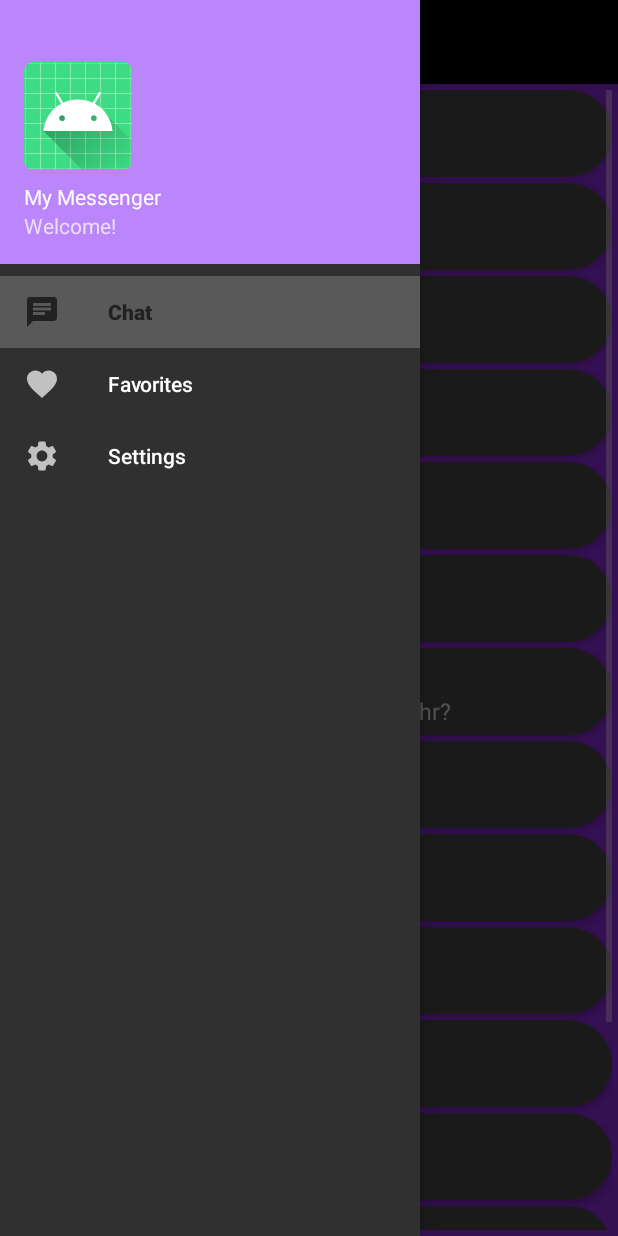
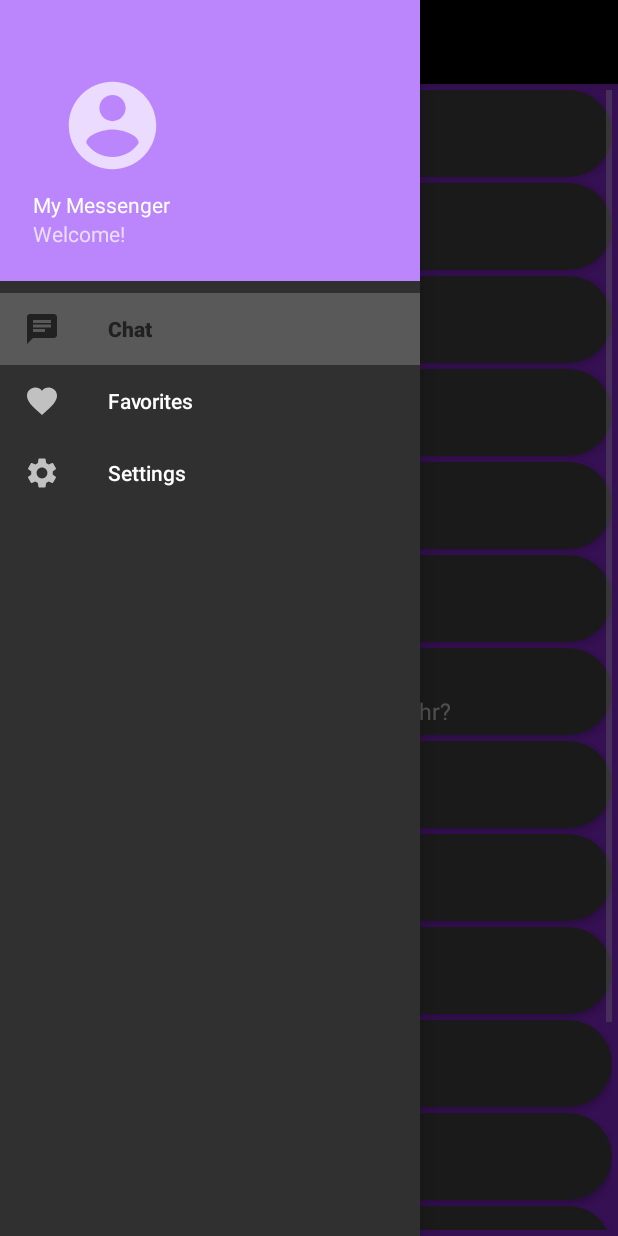
Before and after one commit to OmarSaiyajin/MyMessenger, an Android app: the screen it shows after launch (MainActivity), with the side drawer open, on a phone screen of 412 x 824 dp. Run offline under Robolectric (Android 15) with nearby library versions, the phone set to English and light mode, and no system bars.

Commit message:
Finished BA

```diff
--- a/app/src/main/java/com/example/navigation/AdapterExample.java
+++ b/app/src/main/java/com/example/navigation/Adapter.java
@@ -10,8 +10,8 @@ import androidx.recyclerview.widget.RecyclerView;
 
 import java.util.ArrayList;
 
-public class AdapterExample extends RecyclerView.Adapter<AdapterExample.ViewHolderExample> {
-    private ArrayList<ItemExample> itemExamples;
+public class Adapter extends RecyclerView.Adapter<Adapter.ViewHolderExample> {
+    private ArrayList<Items> items;
 
     public static class ViewHolderExample extends RecyclerView.ViewHolder{
         public ImageView mImageView;
@@ -26,8 +26,8 @@ public class AdapterExample extends RecyclerView.Adapter<AdapterExample.ViewHold
         }
     }
 
-    public AdapterExample(ArrayList<ItemExample> exampleList){
-        itemExamples = exampleList;
+    public Adapter(ArrayList<Items> exampleList){
+        items = exampleList;
     }
 
     @Override
@@ -39,17 +39,17 @@ public class AdapterExample extends RecyclerView.Adapter<AdapterExample.ViewHold
 
     @Override
     public void onBindViewHolder(ViewHolderExample holder, int position) {
-        ItemExample currentItem = itemExamples.get(position);
+        Items currentItem = items.get(position);
 
-        holder.mImageView.setImageResource(currentItem.getmImageResource());
-        holder.mTextView1.setText(currentItem.getmText1());
-        holder.mTextView2.setText(currentItem.getmText2());
+        holder.mImageView.setImageResource(currentItem.getImageRes());
+        holder.mTextView1.setText(currentItem.getChatName());
+        holder.mTextView2.setText(currentItem.getMessage());
 
     }
 
     @Override
     public int getItemCount() {
-        return itemExamples.size();
+        return items.size();
     }
 
 
--- a/app/src/main/java/com/example/navigation/ItemExample.java
+++ /dev/null
@@ -1,25 +0,0 @@
-package com.example.navigation;
-
-public class ItemExample {
-    private int mImageResource;
-    private String mText1;
-    private String mText2;
-
-    public ItemExample(int mImageResource, String mText1, String mText2) {
-        this.mImageResource = mImageResource;
-        this.mText1 = mText1;
-        this.mText2 = mText2;
-    }
-
-    public int getmImageResource() {
-        return mImageResource;
-    }
-
-    public String getmText1() {
-        return mText1;
-    }
-
-    public String getmText2() {
-        return mText2;
-    }
-}
--- /dev/null
+++ b/app/src/main/java/com/example/navigation/Items.java
@@ -0,0 +1,25 @@
+package com.example.navigation;
+
+public class Items {
+    private int imageRes;
+    private String chatName;
+    private String message;
+
+    public Items(int imageRes, String chatName, String message) {
+        this.imageRes = imageRes;
+        this.chatName = chatName;
+        this.message = message;
+    }
+
+    public int getImageRes() {
+        return imageRes;
+    }
+
+    public String getChatName() {
+        return chatName;
+    }
+
+    public String getMessage() {
+        return message;
+    }
+}
--- a/app/src/main/java/com/example/navigation/fragments/ChatFragment.java
+++ b/app/src/main/java/com/example/navigation/fragments/ChatFragment.java
@@ -12,16 +12,11 @@ import androidx.fragment.app.Fragment;
 import androidx.recyclerview.widget.LinearLayoutManager;
 import androidx.recyclerview.widget.RecyclerView;
 
-import com.example.navigation.AdapterExample;
-import com.example.navigation.ItemExample;
+import com.example.navigation.Adapter;
+import com.example.navigation.Items;
 import com.example.navigation.R;
-import com.example.navigation.server.Chat;
-import com.example.navigation.server.Message;
-import com.example.navigation.server.User;
-import com.example.navigation.services.ChatService;
 
 import java.util.ArrayList;
-import java.util.List;
 
 public class ChatFragment extends Fragment {
 
@@ -35,12 +30,12 @@ public class ChatFragment extends Fragment {
     public View onCreateView(LayoutInflater inflater, ViewGroup container, Bundle savedInstanceState) {
         View rootview =  inflater.inflate(R.layout.fragment_chat, container, false);
 
-        ArrayList<ItemExample> itemExamples = new ArrayList<>();
+        ArrayList<Items> items = new ArrayList<>();
 
         recyclerView = rootview.findViewById(R.id.recylerview);
         recyclerView.setHasFixedSize(true);
         layoutManager = new LinearLayoutManager(this.getActivity());
-        adapter = new AdapterExample(itemExamples);
+        adapter = new Adapter(items);
         recyclerView.setLayoutManager(layoutManager);
         recyclerView.setAdapter(adapter);
 
@@ -79,21 +74,21 @@ public class ChatFragment extends Fragment {
 //        chatService.sendChatMessage(myChats.get(0).getId(), new Message("Hallo", martin, true));
 //        chatService.sendChatMessage(myChats.get(0).getId(), new Message("Was", martin, true));
 
-        itemExamples.add(new ItemExample(R.drawable.ic_android, "Chat " + getString(R.string.with) + " Cristiano","Hey"));
-        itemExamples.add(new ItemExample(R.drawable.ic_accessible, "Chat " + getString(R.string.with) + " Max", "Was geht?"));
-        itemExamples.add(new ItemExample(R.drawable.ic_child_care, "Chat " + getString(R.string.with) + " Robin", "wow..."));
-        itemExamples.add(new ItemExample(R.drawable.ic_accessible, "Chat " + getString(R.string.with) + " Lucy", "Ich verstehe nichts."));
-        itemExamples.add(new ItemExample(R.drawable.ic_child_care, "Chat " + getString(R.string.with) + " Anna", "Ruf mich an"));
-        itemExamples.add(new ItemExample(R.drawable.ic_accessible, "Chat " + getString(R.string.with) + " Chris", "Hallo???"));
-        itemExamples.add(new ItemExample(R.drawable.ic_child_care, "Chat " + getString(R.string.with) + " Justin", "Warum antwortest du nicht mehr?"));
-        itemExamples.add(new ItemExample(R.drawable.ic_accessible, "Chat " + getString(R.string.with) + " Thomas", "Too."));
-        itemExamples.add(new ItemExample(R.drawable.ic_child_care, "Chat " + getString(R.string.with) + " Alex", ":)"));
-        itemExamples.add(new ItemExample(R.drawable.ic_accessible, "Chat " + getString(R.string.with) + " Flo", "ok"));
-        itemExamples.add(new ItemExample(R.drawable.ic_child_care, "Chat " + getString(R.string.with) + " Ralf", "Whats's up Homeboy?"));
-        itemExamples.add(new ItemExample(R.drawable.ic_accessible, "Chat " + getString(R.string.with) + " Barbara", "Ciao"));
-        itemExamples.add(new ItemExample(R.drawable.ic_child_care, "Chat " + getString(R.string.with) + " Laura", "Ruf mich nicht mehr an"));
-        itemExamples.add(new ItemExample(R.drawable.ic_accessible, "Chat " + getString(R.string.with) + " Samuel", "Alles klar"));
-        itemExamples.add(new ItemExample(R.drawable.ic_child_care, "Chat " + getString(R.string.with) + " Jenny", "!"));
+        items.add(new Items(R.drawable.ic_android, "Chat " + getString(R.string.with) + " Cristiano","Hey"));
+        items.add(new Items(R.drawable.ic_accessible, "Chat " + getString(R.string.with) + " Max", "Was geht?"));
+        items.add(new Items(R.drawable.ic_child_care, "Chat " + getString(R.string.with) + " Robin", "wow..."));
+        items.add(new Items(R.drawable.ic_accessible, "Chat " + getString(R.string.with) + " Lucy", "Ich verstehe nichts."));
+        items.add(new Items(R.drawable.ic_child_care, "Chat " + getString(R.string.with) + " Anna", "Ruf mich an"));
+        items.add(new Items(R.drawable.ic_accessible, "Chat " + getString(R.string.with) + " Chris", "Hallo???"));
+        items.add(new Items(R.drawable.ic_child_care, "Chat " + getString(R.string.with) + " Justin", "Warum antwortest du nicht mehr?"));
+        items.add(new Items(R.drawable.ic_accessible, "Chat " + getString(R.string.with) + " Thomas", "Too."));
+        items.add(new Items(R.drawable.ic_child_care, "Chat " + getString(R.string.with) + " Alex", ":)"));
+        items.add(new Items(R.drawable.ic_accessible, "Chat " + getString(R.string.with) + " Flo", "ok"));
+        items.add(new Items(R.drawable.ic_child_care, "Chat " + getString(R.string.with) + " Ralf", "Whats's up Homeboy?"));
+        items.add(new Items(R.drawable.ic_accessible, "Chat " + getString(R.string.with) + " Barbara", "Ciao"));
+        items.add(new Items(R.drawable.ic_child_care, "Chat " + getString(R.string.with) + " Laura", "Ruf mich nicht mehr an"));
+        items.add(new Items(R.drawable.ic_accessible, "Chat " + getString(R.string.with) + " Samuel", "Alles klar"));
+        items.add(new Items(R.drawable.ic_child_care, "Chat " + getString(R.string.with) + " Jenny", "!"));
 
         return rootview;
     }
--- a/app/src/main/java/com/example/navigation/fragments/FavoriteFragment.java
+++ b/app/src/main/java/com/example/navigation/fragments/FavoriteFragment.java
@@ -12,8 +12,8 @@ import androidx.fragment.app.Fragment;
 import androidx.recyclerview.widget.LinearLayoutManager;
 import androidx.recyclerview.widget.RecyclerView;
 
-import com.example.navigation.AdapterExample;
-import com.example.navigation.ItemExample;
+import com.example.navigation.Adapter;
+import com.example.navigation.Items;
 import com.example.navigation.R;
 import com.example.navigation.server.Chat;
 import com.example.navigation.server.Message;
@@ -35,12 +35,12 @@ public class FavoriteFragment extends Fragment {
     public View onCreateView(LayoutInflater inflater, ViewGroup container, Bundle savedInstanceState) {
         View rootview = inflater.inflate(R.layout.fragment_favorite, container, false);
 
-        ArrayList<ItemExample> itemExamples = new ArrayList<>();
+        ArrayList<Items> items = new ArrayList<>();
 
         recyclerView = rootview.findViewById(R.id.recylerview);
         recyclerView.setHasFixedSize(true);
         layoutManager = new LinearLayoutManager(this.getActivity());
-        adapter = new AdapterExample(itemExamples);
+        adapter = new Adapter(items);
         recyclerView.setLayoutManager(layoutManager);
         recyclerView.setAdapter(adapter);
 
@@ -63,7 +63,7 @@ public class FavoriteFragment extends Fragment {
         List<Chat> myChats = chatService.getAllChatsForUser(martin);
         chatService.sendChatMessage(myChats.get(0).getId(), new Message("Hallo", martin, true));
 
-        itemExamples.add((new ItemExample(R.drawable.ic_android, myChats.get(0).getName(), myChats.get(0).getMessages().get(0).getMessage())));
+        items.add((new Items(R.drawable.ic_android, myChats.get(0).getName(), myChats.get(0).getMessages().get(0).getMessage())));
         return rootview;
     }
 }
--- a/app/src/main/java/com/example/navigation/fragments/SettingFragment.java
+++ b/app/src/main/java/com/example/navigation/fragments/SettingFragment.java
@@ -17,7 +17,7 @@ import androidx.fragment.app.Fragment;
 import com.example.navigation.LanguageManager;
 import com.example.navigation.R;
 
-public class SettingFragment extends Fragment{
+public class SettingFragment extends Fragment {
 
     @Nullable
 
--- /dev/null
+++ b/app/src/main/res/drawable/ic_account.xml
@@ -0,0 +1,10 @@
+<vector xmlns:android="http://schemas.android.com/apk/res/android"
+    android:width="24dp"
+    android:height="24dp"
+    android:viewportWidth="24"
+    android:viewportHeight="24"
+    android:tint="?attr/colorControlNormal">
+  <path
+      android:fillColor="@android:color/white"
+      android:pathData="M12,2C6.48,2 2,6.48 2,12s4.48,10 10,10 10,-4.48 10,-10S17.52,2 12,2zM12,5c1.66,0 3,1.34 3,3s-1.34,3 -3,3 -3,-1.34 -3,-3 1.34,-3 3,-3zM12,19.2c-2.5,0 -4.71,-1.28 -6,-3.22 0.03,-1.99 4,-3.08 6,-3.08 1.99,0 5.97,1.09 6,3.08 -1.29,1.94 -3.5,3.22 -6,3.22z"/>
+</vector>
--- a/app/src/main/res/layout/fragment_chat.xml
+++ b/app/src/main/res/layout/fragment_chat.xml
@@ -1,7 +1,5 @@
 <?xml version="1.0" encoding="utf-8"?>
-<androidx.constraintlayout.widget.ConstraintLayout xmlns:android="http://schemas.android.com/apk/res/android"
-    xmlns:app="http://schemas.android.com/apk/res-auto"
-    xmlns:tools="http://schemas.android.com/tools"
+<RelativeLayout xmlns:android="http://schemas.android.com/apk/res/android"
     android:layout_width="match_parent"
     android:layout_height="match_parent"
     android:background="@color/background_tint">
@@ -13,4 +11,4 @@
         android:padding="4dp"
         android:scrollbars="vertical"/>
 
-</androidx.constraintlayout.widget.ConstraintLayout>
+</RelativeLayout>
--- a/app/src/main/res/layout/fragment_favorite.xml
+++ b/app/src/main/res/layout/fragment_favorite.xml
@@ -1,6 +1,5 @@
 <?xml version="1.0" encoding="utf-8"?>
-<androidx.constraintlayout.widget.ConstraintLayout xmlns:android="http://schemas.android.com/apk/res/android"
-    xmlns:app="http://schemas.android.com/apk/res-auto"
+<RelativeLayout xmlns:android="http://schemas.android.com/apk/res/android"
     android:layout_width="match_parent"
     android:layout_height="match_parent"
     android:background="@color/background_tint">
@@ -12,4 +11,4 @@
         android:padding="4dp"
         android:scrollbars="vertical"/>
 
-</androidx.constraintlayout.widget.ConstraintLayout>
+</RelativeLayout>
--- a/app/src/main/res/layout/fragment_setting.xml
+++ b/app/src/main/res/layout/fragment_setting.xml
@@ -18,6 +18,7 @@
             android:textSize="20sp"
             android:text="@string/example"
             android:id="@+id/textexample"/>
+
     </LinearLayout>
 
     <LinearLayout
--- a/app/src/main/res/layout/nav_header.xml
+++ b/app/src/main/res/layout/nav_header.xml
@@ -2,16 +2,16 @@
 <LinearLayout xmlns:android="http://schemas.android.com/apk/res/android"
     android:orientation="vertical"
     android:layout_width="match_parent"
-    android:layout_height="176dp"
+    android:layout_height="187dp"
     android:background="@color/nav_background"
     android:gravity="bottom"
-    android:padding="16dp"
+    android:padding="22dp"
     android:theme="@style/ThemeOverlay.AppCompat.Dark">
 
     <ImageView
-        android:layout_width="wrap_content"
-        android:layout_height="wrap_content"
-        android:src="@mipmap/ic_launcher_round"/>
+        android:layout_width="106dp"
+        android:layout_height="70dp"
+        android:src="@drawable/ic_account"/>
 
     <TextView
         android:layout_width="wrap_content"
--- a/app/src/main/res/values/colors.xml
+++ b/app/src/main/res/values/colors.xml
@@ -7,6 +7,7 @@
     <color name="teal_700">#FF018786</color>
     <color name="black">#FF000000</color>
     <color name="white">#FFFFFFFF</color>
+    <color name="card_background">#767676</color>
     <color name="background_tint">#8427CD</color>
     <color name="nav_background">#FFBB86FC</color>
 </resources>
--- a/app/src/main/res/values/strings.xml
+++ b/app/src/main/res/values/strings.xml
@@ -9,7 +9,7 @@
     <string name="favorites">Favorites</string>
     <string name="settings">Settings</string>
     <string name="distribute">Distribute</string>
-    <string name="example">Example</string>
+    <string name="example">Design is not just what it looks like and how it feels. Design is how it works. \n -Steve Jobs</string>
 
     <string name="with">with</string>
 </resources>
--- a/settings.gradle
+++ b/settings.gradle
@@ -1,2 +1,2 @@
-rootProject.name = "Navigation"
+rootProject.name = "MyMessenger"
 include ':app'
```
Also changed, not shown: 2 other files.
